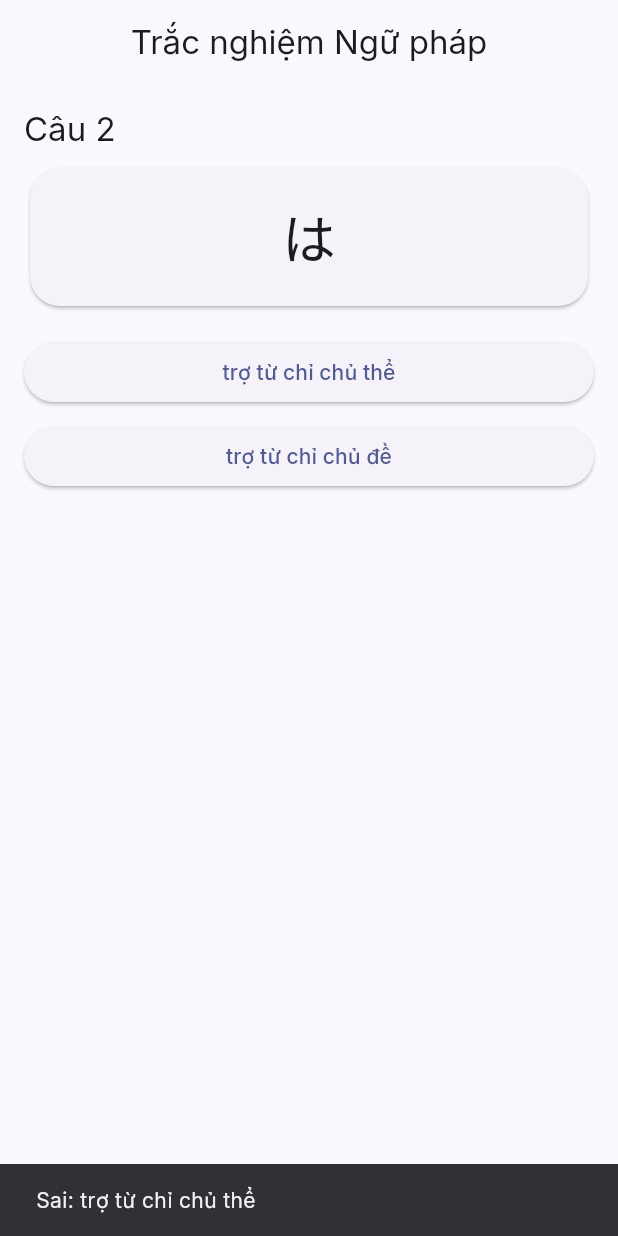
After one commit to tygonorg/nihongo-flashcard, a Flutter app: the GrammarQuizScreen screen opened by its route, after a tap on "trợ từ chỉ chủ đề", on a phone screen of 412 x 824 dp. The commit adds this screen. Run offline on Flutter 3.47's test engine with Material 3 defaults, Android fonts, the phone set to English and light mode, and no system bars; our stand-ins replace flutter_riverpod, go_router, google_fonts, sqflite; accounts and stored records are empty.

Commit message:
Add grammar quiz screen implementation?

```diff
--- a/lib/router.dart
+++ b/lib/router.dart
@@ -7,6 +7,7 @@ import 'ui/screens/flashcards_screen.dart';
 import 'ui/screens/quiz_screen.dart';
 import 'ui/screens/stats_screen.dart';
 import 'ui/screens/grammar_list_screen.dart';
+import 'ui/screens/grammar_quiz_screen.dart';
 
 final router = GoRouter(routes: [
   GoRoute(path: '/', builder: (_, __) => const HomeScreen()),
@@ -20,6 +21,7 @@ final router = GoRouter(routes: [
   ),
   GoRoute(path: '/flash', builder: (_, __) => const FlashcardsScreen()),
   GoRoute(path: '/quiz', builder: (_, __) => const QuizScreen()),
+  GoRoute(path: '/grammar-quiz', builder: (_, __) => const GrammarQuizScreen()),
   GoRoute(path: '/grammar', builder: (_, __) => const GrammarListScreen()),
   GoRoute(path: '/stats', builder: (_, __) => const StatsScreen()),
 ]);
--- /dev/null
+++ b/lib/ui/screens/grammar_quiz_screen.dart
@@ -0,0 +1,110 @@
+import 'dart:convert';
+import 'dart:math';
+
+import 'package:flutter/material.dart';
+import 'package:flutter/services.dart' show rootBundle;
+
+import '../../models/grammar.dart';
+
+class GrammarQuizScreen extends StatefulWidget {
+  const GrammarQuizScreen({super.key});
+
+  @override
+  State<GrammarQuizScreen> createState() => _GrammarQuizScreenState();
+}
+
+class _GrammarQuizScreenState extends State<GrammarQuizScreen> {
+  List<Grammar> pool = [];
+  int qIndex = 0;
+  int correct = 0;
+  List<Grammar> options = [];
+  Grammar? current;
+
+  @override
+  void initState() {
+    super.initState();
+    _load();
+  }
+
+  Future<void> _load() async {
+    try {
+      final raw =
+          await rootBundle.loadString('assets/presets/grammar_n5.json');
+      final list = jsonDecode(raw) as List;
+      pool =
+          list.map((e) => Grammar.fromMap(e as Map<String, dynamic>)).toList();
+      _nextQ();
+      setState(() {});
+    } catch (e) {
+      // ignore: avoid_print
+      print('Error loading grammar: $e');
+    }
+  }
+
+  void _nextQ() {
+    if (pool.isEmpty) return;
+    pool.shuffle();
+    current = pool.first;
+    final rng = Random();
+    final distractors = List<Grammar>.from(pool)..remove(current);
+    distractors.shuffle(rng);
+    final optionCount = min(4, pool.length);
+    options = ([current!] + distractors.take(optionCount - 1).toList())
+      ..shuffle(rng);
+  }
+
+  @override
+  Widget build(BuildContext context) {
+    if (current == null || options.isEmpty) {
+      return Scaffold(
+          appBar: AppBar(title: const Text('Trắc nghiệm Ngữ pháp')),
+          body: const Center(child: Text('Chưa đủ dữ liệu.')));
+    }
+
+    return Scaffold(
+      appBar: AppBar(title: const Text('Trắc nghiệm Ngữ pháp')),
+      body: Padding(
+        padding: const EdgeInsets.all(16),
+        child: Column(
+          crossAxisAlignment: CrossAxisAlignment.stretch,
+          children: [
+            Text('Câu ${qIndex + 1}',
+                style: Theme.of(context).textTheme.titleLarge),
+            const SizedBox(height: 8),
+            Card(
+                child: Padding(
+              padding: const EdgeInsets.all(24.0),
+              child: Text(current!.title,
+                  textAlign: TextAlign.center,
+                  style: Theme.of(context).textTheme.displaySmall),
+            )),
+            const SizedBox(height: 16),
+            for (final o in options)
+              Padding(
+                padding: const EdgeInsets.only(bottom: 8.0),
+                child: ElevatedButton(
+                  onPressed: () {
+                    final ok = o.title == current!.title;
+                    if (ok) correct++;
+                    ScaffoldMessenger.of(context).showSnackBar(
+                      SnackBar(
+                        content:
+                            Text(ok ? 'Đúng!' : 'Sai: ${current!.meaning}'),
+                      ),
+                    );
+                    setState(() {
+                      qIndex++;
+                      _nextQ();
+                    });
+                  },
+                  child: Text(o.meaning),
+                ),
+              ),
+            const Spacer(),
+            Text('Đúng: $correct', textAlign: TextAlign.center),
+          ],
+        ),
+      ),
+    );
+  }
+}
--- a/lib/ui/screens/home_screen.dart
+++ b/lib/ui/screens/home_screen.dart
@@ -13,6 +13,7 @@ class HomeScreen extends StatelessWidget {
       _HomeItem(Icons.add_circle, 'Thêm từ', '/add'),
       _HomeItem(Icons.style, 'Flashcards', '/flash'),
       _HomeItem(Icons.quiz, 'Trắc nghiệm', '/quiz'),
+      _HomeItem(Icons.rule, 'TN Ngữ pháp', '/grammar-quiz'),
       _HomeItem(Icons.menu_book, 'Ngữ pháp', '/grammar'),
       _HomeItem(Icons.auto_awesome, 'Thống kê & SRS', '/stats'),
     ];
```
